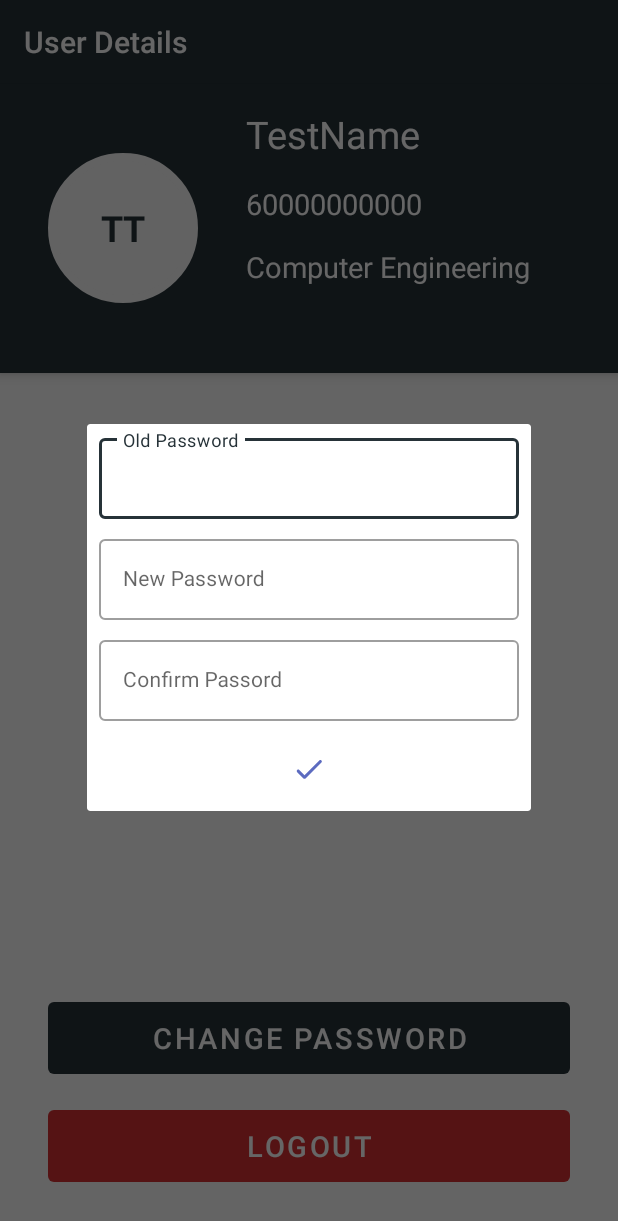
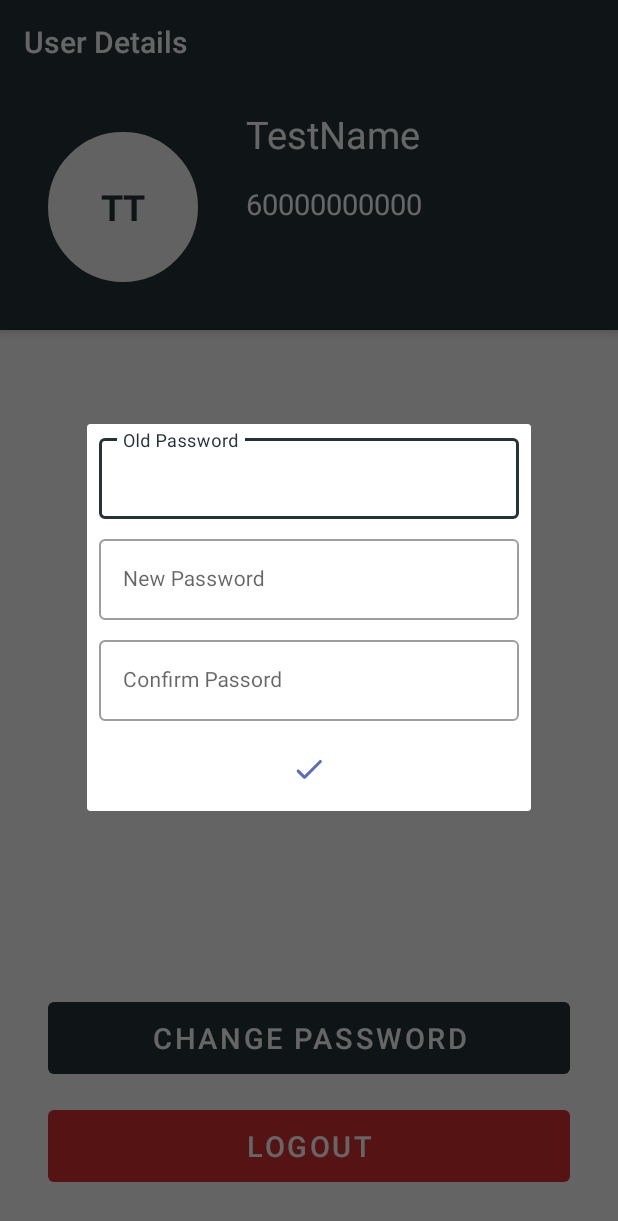
Before and after one commit to djunicode/attendance-android-app, an Android app: the fragment ChangePasswordDialogFragment placed in its activity, on a phone screen of 412 x 824 dp. Shown: the top 1221 px of the screen. Run offline under Robolectric (Android 15) with nearby library versions, the phone set to English and light mode, and no system bars.

Commit message:
minor bug fixes

```diff
--- a/app/src/main/java/io/github/djunicode/attendanceapp/RetrofitInterface.java
+++ b/app/src/main/java/io/github/djunicode/attendanceapp/RetrofitInterface.java
@@ -24,8 +24,8 @@ public interface RetrofitInterface {
     @GET("get-student-list/{subject}/{batch}/{date}/{startTime}")
     Call<WebStudents> studentList(@Header("Authorization")String header,@Path("subject")String subject,@Path("batch")String batch,@Path("date")String date,@Path("startTime")String startTime);
 
-    @GET("get-previous-lecture-attendance/{subject}/{batch}/{date}/{startTime}")
-    Call<WebStudents> studentListFromPrevious(@Header("Authorization")String header,@Path("subject")String subject,@Path("batch")String batch,@Path("date")String date,@Path("startTime")String startTime);
+    @GET("get-previous-lecture-attendance/{batch}/{date}/{startTime}")
+    Call<WebStudents> studentListFromPrevious(@Header("Authorization")String header,@Path("batch")String batch,@Path("date")String date,@Path("startTime")String startTime);
 
     @GET("get-students-attendance/")
     Call<WebLecturesAttended> studentLectures(@Header("Authorization")String header);
--- a/app/src/main/res/layout/activity_user.xml
+++ b/app/src/main/res/layout/activity_user.xml
@@ -70,16 +70,16 @@
                         android:textSize="19sp"
                         tools:text="60001110420" />
 
-                    <TextView
-                        android:id="@+id/text_dept"
-                        android:text="Computer Engineering"
-                        android:layout_width="match_parent"
-                        android:layout_height="wrap_content"
-                        android:layout_marginRight="16dp"
-                        android:layout_marginBottom="16dp"
-                        android:textColor="@color/primaryTextColor"
-                        android:textSize="19sp"
-                        tools:text="Computer Engg" />
+                    <!--<TextView-->
+                        <!--android:id="@+id/text_dept"-->
+                        <!--android:text="Computer Engineering"-->
+                        <!--android:layout_width="match_parent"-->
+                        <!--android:layout_height="wrap_content"-->
+                        <!--android:layout_marginRight="16dp"-->
+                        <!--android:layout_marginBottom="16dp"-->
+                        <!--android:textColor="@color/primaryTextColor"-->
+                        <!--android:textSize="19sp"-->
+                        <!--tools:text="Computer Engg" />-->
 
                     <TextView
                         android:id="@+id/text_misc"
```
Also changed, not shown: app/src/main/java/io/github/djunicode/attendanceapp/LoginActivity.java (+10 -9 lines), app/src/main/java/io/github/djunicode/attendanceapp/TeacherSide/Models/WebStudents.java (+10 -0 lines), app/src/main/java/io/github/djunicode/attendanceapp/TeacherSide/PickerActivity.java (+8 -2 lines).
